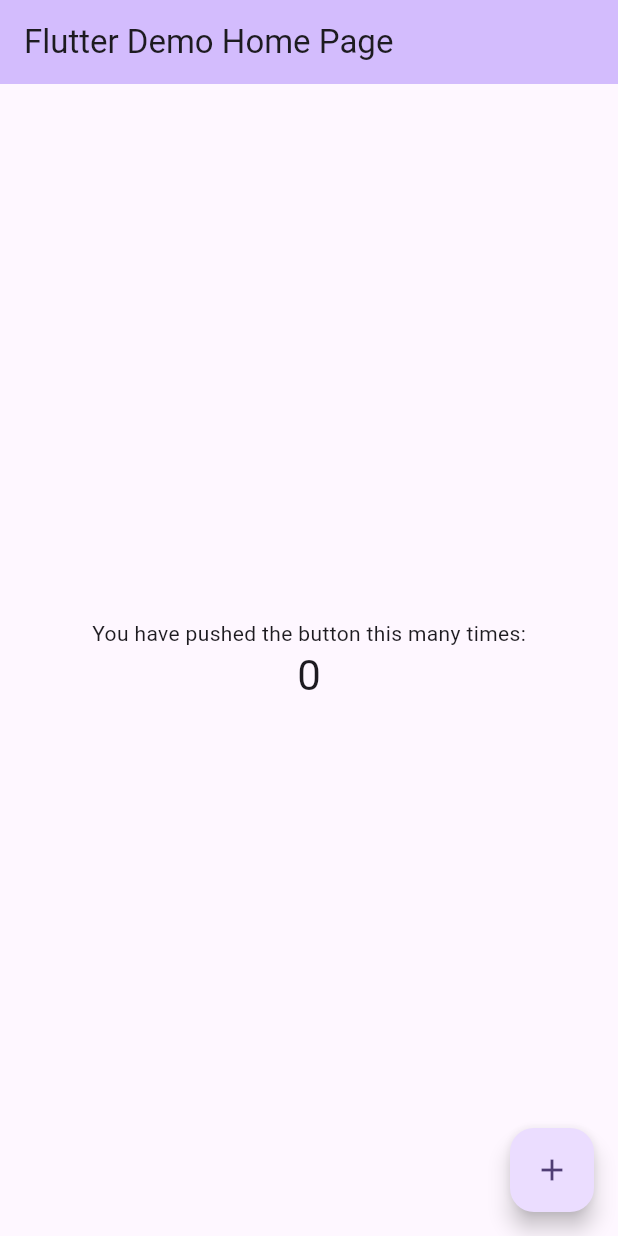
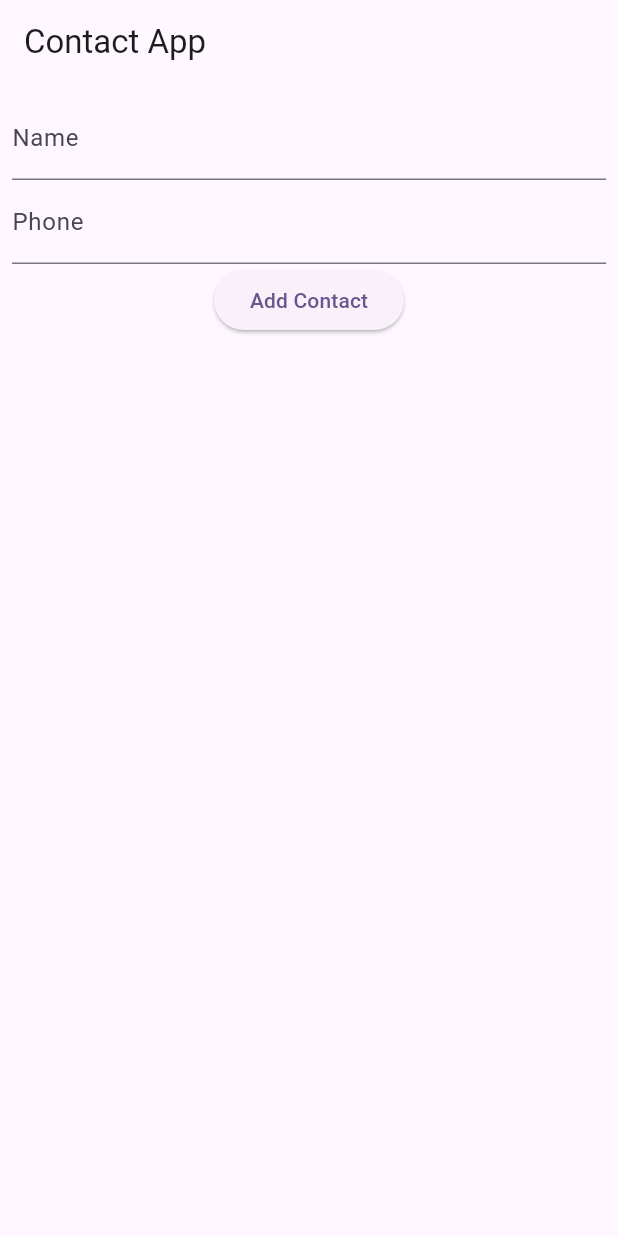
Before and after one commit to SabarishCodeWizard/Contact_App_Using_Flutter, a Flutter app: the screen it shows after launch, on a phone screen of 412 x 824 dp. Run offline on Flutter 3.47's test engine with Material 3 defaults, Android fonts, the phone set to English and light mode, and no system bars.

Commit message:
contact fix: remove const from MyApp and MyHomePage constructors to allow state changes

```diff
--- a/lib/main.dart
+++ b/lib/main.dart
@@ -7,119 +7,105 @@ void main() {
 class MyApp extends StatelessWidget {
   const MyApp({super.key});
 
-  // This widget is the root of your application.
   @override
   Widget build(BuildContext context) {
     return MaterialApp(
-      title: 'Flutter Demo',
+      title: 'Contact App',
       theme: ThemeData(
-        // This is the theme of your application.
-        //
-        // TRY THIS: Try running your application with "flutter run". You'll see
-        // the application has a purple toolbar. Then, without quitting the app,
-        // try changing the seedColor in the colorScheme below to Colors.green
-        // and then invoke "hot reload" (save your changes or press the "hot
-        // reload" button in a Flutter-supported IDE, or press "r" if you used
-        // the command line to start the app).
-        //
-        // Notice that the counter didn't reset back to zero; the application
-        // state is not lost during the reload. To reset the state, use hot
-        // restart instead.
-        //
-        // This works for code too, not just values: Most code changes can be
-        // tested with just a hot reload.
         colorScheme: ColorScheme.fromSeed(seedColor: Colors.deepPurple),
         useMaterial3: true,
       ),
-      home: const MyHomePage(title: 'Flutter Demo Home Page'),
+      home: const MyHomePage(),
     );
   }
 }
 
+// Contact Model
+class Contact {
+  final String name;
+  final String phone;
+
+  Contact(this.name, this.phone);
+}
+
 class MyHomePage extends StatefulWidget {
-  const MyHomePage({super.key, required this.title});
-
-  // This widget is the home page of your application. It is stateful, meaning
-  // that it has a State object (defined below) that contains fields that affect
-  // how it looks.
-
-  // This class is the configuration for the state. It holds the values (in this
-  // case the title) provided by the parent (in this case the App widget) and
-  // used by the build method of the State. Fields in a Widget subclass are
-  // always marked "final".
-
-  final String title;
+  const MyHomePage({super.key});
 
   @override
   State<MyHomePage> createState() => _MyHomePageState();
 }
 
 class _MyHomePageState extends State<MyHomePage> {
-  int _counter = 0;
+  final List<Contact> _contacts = [];
+  final _nameController = TextEditingController();
+  final _phoneController = TextEditingController();
 
-  void _incrementCounter() {
+  // Method to add a contact
+  void _addContact(String name, String phone) {
     setState(() {
-      // This call to setState tells the Flutter framework that something has
-      // changed in this State, which causes it to rerun the build method below
-      // so that the display can reflect the updated values. If we changed
-      // _counter without calling setState(), then the build method would not be
-      // called again, and so nothing would appear to happen.
-      _counter++;
+      _contacts.add(Contact(name, phone));
+    });
+    _nameController.clear();
+    _phoneController.clear();
+  }
+
+  // Method to delete a contact
+  void _deleteContact(int index) {
+    setState(() {
+      _contacts.removeAt(index);
     });
   }
 
   @override
   Widget build(BuildContext context) {
-    // This method is rerun every time setState is called, for instance as done
-    // by the _incrementCounter method above.
-    //
-    // The Flutter framework has been optimized to make rerunning build methods
-    // fast, so that you can just rebuild anything that needs updating rather
-    // than having to individually change instances of widgets.
     return Scaffold(
       appBar: AppBar(
-        // TRY THIS: Try changing the color here to a specific color (to
-        // Colors.amber, perhaps?) and trigger a hot reload to see the AppBar
-        // change color while the other colors stay the same.
-        backgroundColor: Theme.of(context).colorScheme.inversePrimary,
-        // Here we take the value from the MyHomePage object that was created by
-        // the App.build method, and use it to set our appbar title.
-        title: Text(widget.title),
+        title: const Text('Contact App'),
       ),
-      body: Center(
-        // Center is a layout widget. It takes a single child and positions it
-        // in the middle of the parent.
-        child: Column(
-          // Column is also a layout widget. It takes a list of children and
-          // arranges them vertically. By default, it sizes itself to fit its
-          // children horizontally, and tries to be as tall as its parent.
-          //
-          // Column has various properties to control how it sizes itself and
-          // how it positions its children. Here we use mainAxisAlignment to
-          // center the children vertically; the main axis here is the vertical
-          // axis because Columns are vertical (the cross axis would be
-          // horizontal).
-          //
-          // TRY THIS: Invoke "debug painting" (choose the "Toggle Debug Paint"
-          // action in the IDE, or press "p" in the console), to see the
-          // wireframe for each widget.
-          mainAxisAlignment: MainAxisAlignment.center,
-          children: <Widget>[
-            const Text(
-              'You have pushed the button this many times:',
+      body: Column(
+        children: [
+          Padding(
+            padding: const EdgeInsets.all(8.0),
+            child: Column(
+              children: [
+                TextField(
+                  controller: _nameController,
+                  decoration: const InputDecoration(labelText: 'Name'),
+                ),
+                TextField(
+                  controller: _phoneController,
+                  decoration: const InputDecoration(labelText: 'Phone'),
+                  keyboardType: TextInputType.phone,
+                ),
+                ElevatedButton(
+                  onPressed: () {
+                    if (_nameController.text.isNotEmpty &&
+                        _phoneController.text.isNotEmpty) {
+                      _addContact(_nameController.text, _phoneController.text);
+                    }
+                  },
+                  child: const Text('Add Contact'),
+                ),
+              ],
             ),
-            Text(
-              '$_counter',
-              style: Theme.of(context).textTheme.headlineMedium,
+          ),
+          Expanded(
+            child: ListView.builder(
+              itemCount: _contacts.length,
+              itemBuilder: (context, index) {
+                return ListTile(
+                  title: Text(_contacts[index].name),
+                  subtitle: Text(_contacts[index].phone),
+                  trailing: IconButton(
+                    icon: const Icon(Icons.delete),
+                    onPressed: () => _deleteContact(index),
+                  ),
+                );
+              },
             ),
-          ],
-        ),
+          ),
+        ],
       ),
-      floatingActionButton: FloatingActionButton(
-        onPressed: _incrementCounter,
-        tooltip: 'Increment',
-        child: const Icon(Icons.add),
-      ), // This trailing comma makes auto-formatting nicer for build methods.
     );
   }
 }
```
